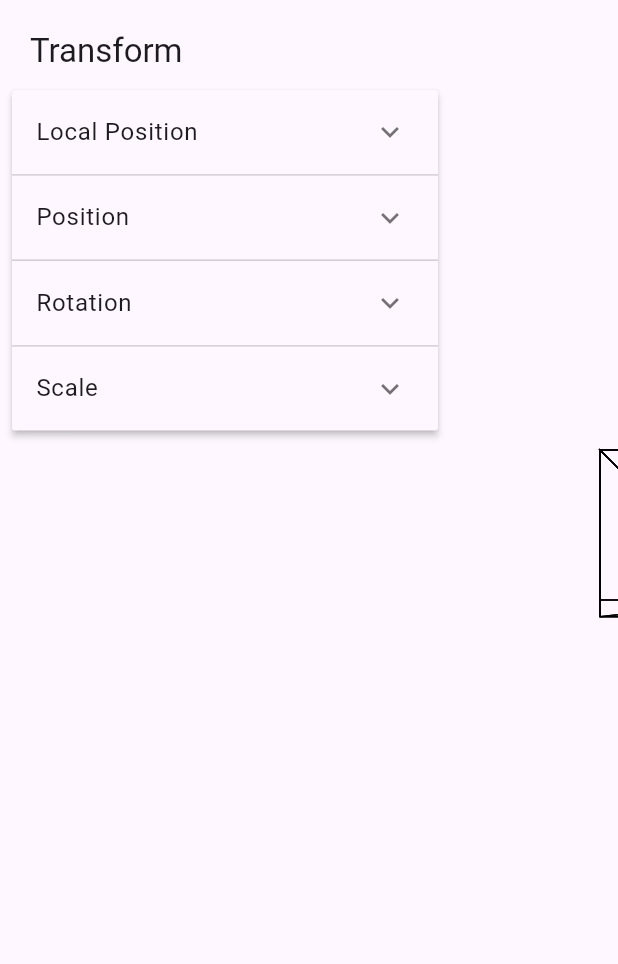
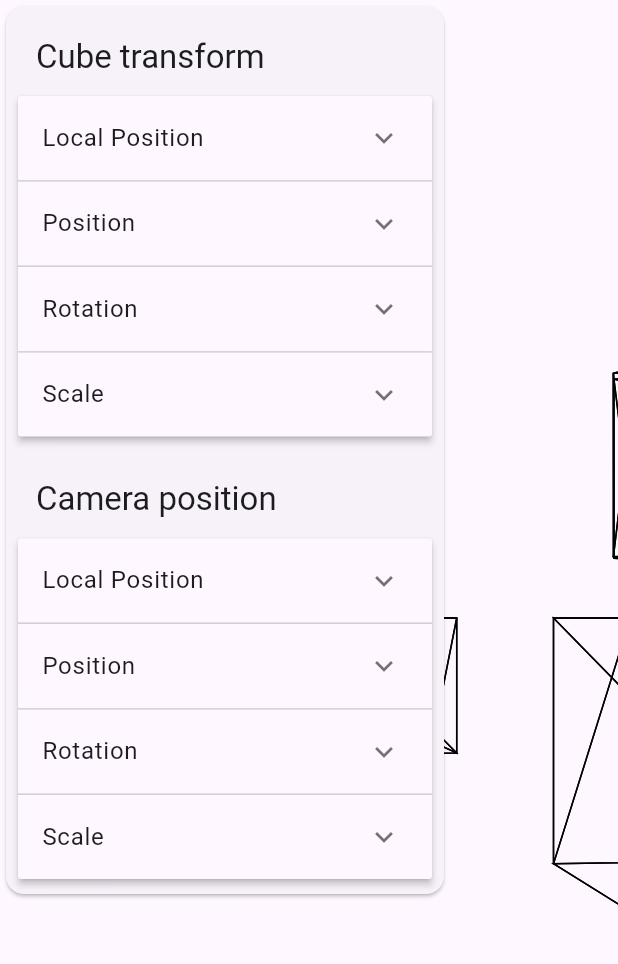
Before and after one commit to adam-kwiatkowski/graphics_3d, a Flutter app: the screen it shows after launch, on a phone screen of 412 x 824 dp, the part 84-1048 px from its top. Run offline on Flutter 3.47's test engine with Material 2 defaults, Android fonts, the phone set to English and light mode, and no system bars.

Commit message:
Add camera movement

```diff
--- a/lib/graphics_3d/camera.dart
+++ b/lib/graphics_3d/camera.dart
@@ -1,22 +1,46 @@
+import 'dart:math';
+
 import 'package:graphics_3d/graphics_3d/mesh.dart';
+import 'package:graphics_3d/math_3d/matrix.dart';
 import 'package:graphics_3d/math_3d/vector2.dart';
 import 'package:graphics_3d/math_3d/vector3.dart';
 import 'package:graphics_3d/math_3d/vector4.dart';
+import 'package:graphics_3d/graphics_3d/transform.dart';
 
 abstract class Camera {
-  Vector3 position = Vector3(0, 0, 0);
-  Vector3 target = Vector3(0, 0, 0);
-  Vector3 up = Vector3(0, 1, 0);
+  Transform transform;
+  Transform target;
+  Vector3 up;
+  Vector2 viewportSize;
+
+  Camera(this.transform, this.target, this.up, this.viewportSize);
 
   List<Vector2> project(Mesh mesh);
+
+  Matrix get viewMatrix {
+    Vector3 z = (transform.position - target.position).normalized;
+    Vector3 x = up.cross(z).normalized;
+    Vector3 y = z.cross(x).normalized;
+
+    return Matrix([
+      [x.x, x.y, x.z, -x.dot(transform.position)],
+      [y.x, y.y, y.z, -y.dot(transform.position)],
+      [z.x, z.y, z.z, -z.dot(transform.position)],
+      [0, 0, 0, 1],
+    ]);
+  }
 }
 
 class PerspectiveCamera extends Camera {
-  double d;
-  double cx;
-  double cy;
+  double fov;
+  double d = 1000;
+  double cx = 0;
+  double cy = 0;
 
-  PerspectiveCamera(this.d, this.cx, this.cy);
+  PerspectiveCamera(super.position, super.target, super.up, super.viewportSize, this.fov) {
+    cx = viewportSize.x / 2;
+    cy = viewportSize.y / 2;
+  }
 
   Vector2 projectPoint(Vector4 point) {
     return Vector2(
@@ -25,11 +49,25 @@ class PerspectiveCamera extends Camera {
     );
   }
 
+  Matrix get projectionMatrix {
+    var cot = 1/tan((fov/2)*pi/180);
+    return Matrix([
+      [-(viewportSize.x/2) * cot, 0, viewportSize.x/2, 0],
+      [0, (viewportSize.x/2) * cot, viewportSize.y/2, 0],
+      [0, 0, 0, 1],
+      [0, 0, 1, 0],
+    ]);
+  }
+
   @override
   List<Vector2> project(Mesh mesh) {
-    return mesh.vertices
-        .map(mesh.transform.transformPoint)
-        .map(projectPoint)
-        .toList();
+    cx = viewportSize.x / 2;
+    cy = viewportSize.y / 2;
+    var worldPoints = mesh.vertices.map((vertex) => mesh.transform.transformPoint(vertex)).toList();
+    var viewPoints = worldPoints.map((point) => viewMatrix.dot(point.toMatrix()).toVector4()).toList();
+    var projectionPoints = viewPoints.map((point) => projectionMatrix.dot(point.toMatrix()).toVector4()).toList();
+    projectionPoints = projectionPoints.map((point) => point / point.w).toList();
+
+    return viewPoints.map((point) => projectPoint(point)).toList();
   }
 }
--- a/lib/math_3d/vector3.dart
+++ b/lib/math_3d/vector3.dart
@@ -77,4 +77,6 @@ class Vector3 {
   }
 
   Vector3.zero() : this(0, 0, 0);
+
+  Vector3.up() : this(0, 1, 0);
 }
--- a/lib/widget_3d.dart
+++ b/lib/widget_3d.dart
@@ -5,6 +5,8 @@ import 'package:graphics_3d/graphics_3d/camera.dart';
 import 'package:graphics_3d/graphics_3d/cuboid.dart';
 import 'package:graphics_3d/graphics_3d/cylinder.dart';
 import 'package:graphics_3d/graphics_3d/mesh.dart';
+import 'package:graphics_3d/graphics_3d/transform.dart' as t;
+import 'package:graphics_3d/math_3d/vector2.dart';
 import 'package:graphics_3d/widgets/transformation_panel.dart';
 
 import 'math_3d/vector3.dart';
@@ -20,11 +22,17 @@ class RotatingCube extends StatefulWidget {
 
 class _RotatingCubeState extends State<RotatingCube> {
   late Timer _timer;
-  final Camera _camera = PerspectiveCamera(1000, 400, 300);
+  t.Transform cameraPosition = t.Transform();
+  t.Transform targetPosition = t.Transform();
+  double fov = 90;
+  late final Camera _camera = PerspectiveCamera(
+      cameraPosition, targetPosition, Vector3.up(), Vector2(800, 600), fov);
 
   @override
   void initState() {
     super.initState();
+    cameraPosition.position = Vector3(-20, 0, 200);
+    targetPosition.position = Vector3.zero();
   }
 
   @override
@@ -35,25 +43,60 @@ class _RotatingCubeState extends State<RotatingCube> {
 
   @override
   Widget build(BuildContext context) {
+    _camera.viewportSize = Vector2(
+        MediaQuery.of(context).size.width, MediaQuery.of(context).size.height);
     return Stack(children: [
       CustomPaint(
         painter: CubePainter(_camera, [
           widget.cube,
           Cuboid(100, 100, 100, Vector3.zero()),
-          Cylinder(50, 150, 10, Vector3(300, -200, 0))
+          Cylinder(50, 150, 10, Vector3(300, -200, 0)),
+          Cuboid(10, 10, 10, targetPosition.position),
+          Cuboid(10, 10, 10, cameraPosition.position)
         ]),
       ),
       Positioned(
         child: SizedBox(
           width: 300,
           height: 600,
-          child: TransformationPanel(
+          child: Card(
+            child: SingleChildScrollView(
+              child: Column(
+                children: [
+                  TransformationPanel(
+                    title: 'Cube transform',
                     transform: widget.cube.transform,
                     onTransformChanged: (transform) {
                       setState(() {
                         widget.cube.transform = transform;
                       });
                     },
+                  ),
+                  TransformationPanel(
+                      title: 'Camera position',
+                      transform: cameraPosition,
+                      onTransformChanged: (transform) {
+                        setState(() {
+                          cameraPosition = transform;
+                        });
+                      }),
+                  TransformationPanel(
+                      title: 'Camera target',
+                      transform: targetPosition,
+                      onTransformChanged: (transform) {
+                        setState(() {
+                          targetPosition = transform;
+                        });
+                      }),
+                  Slider(value: fov, onChanged: (value) {
+                    setState(() {
+                      fov = value;
+                      (_camera as PerspectiveCamera).fov = fov;
+                    });
+                  }, min: 0, max: 360,)
+                ],
+              ),
+            ),
           ),
         ),
       )
--- a/lib/widgets/transformation_panel.dart
+++ b/lib/widgets/transformation_panel.dart
@@ -164,7 +164,7 @@ class _VectorInputState extends State<VectorInput> {
                   controller.text = value.toString();
                   widget.onChanged(widget.item.vector);
                 });
-              }, min: -600, max: 600,)
+              }, min: -1000, max: 1000,)
             ],
           ),
         ),
```
Lines whose indentation alone changed are shown as unchanged.
